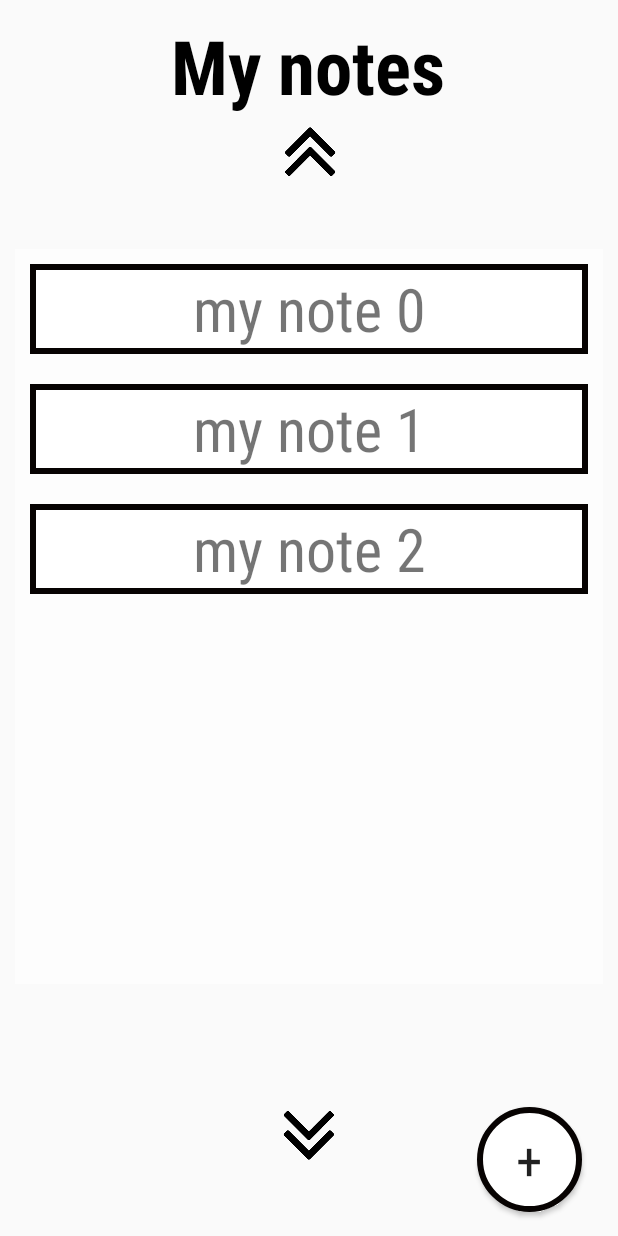
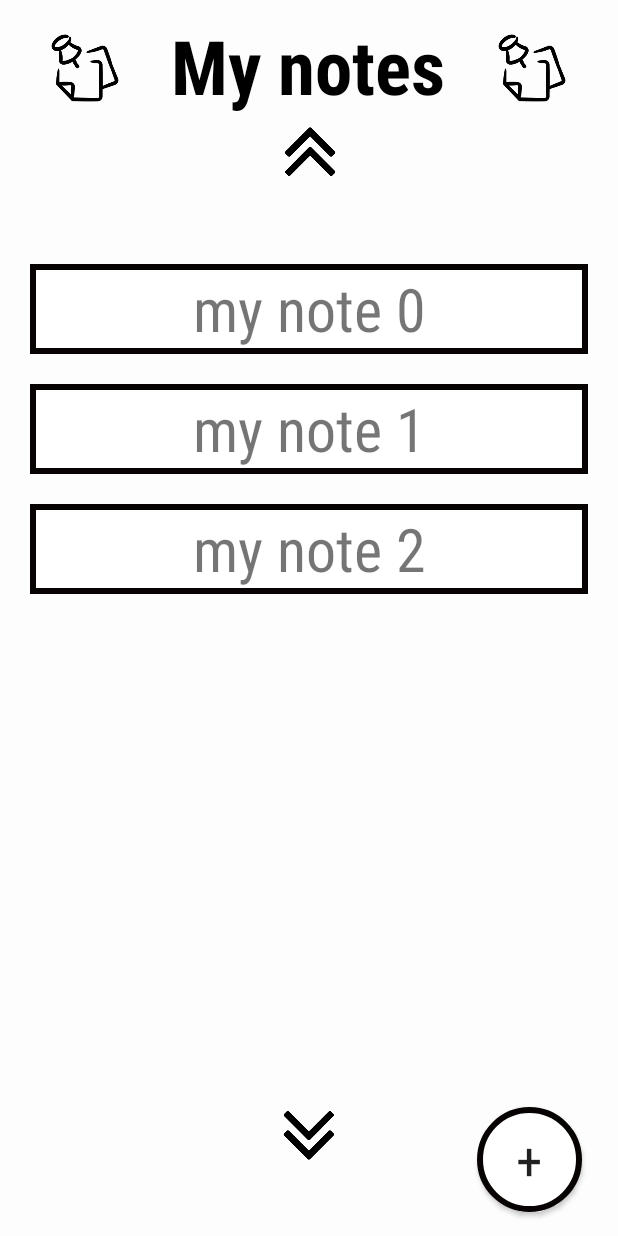
Before and after one commit to kamilagalka/EasyNotes, an Android app: the MyNotes screen opened directly, with no data from a screen before it, on a phone screen of 412 x 824 dp. Run offline under Robolectric (Android 15) with nearby library versions, the phone set to English and light mode, and no system bars.

Commit message:
unified background color

```diff
--- a/app/src/main/res/layout/activity_about_author.xml
+++ b/app/src/main/res/layout/activity_about_author.xml
@@ -4,7 +4,7 @@
     xmlns:tools="http://schemas.android.com/tools"
     android:layout_width="match_parent"
     android:layout_height="match_parent"
-    android:background="@android:color/white"
+    android:background="@color/background"
     tools:context=".AboutAuthor">
 
     <ImageButton
--- a/app/src/main/res/layout/activity_main.xml
+++ b/app/src/main/res/layout/activity_main.xml
@@ -4,7 +4,7 @@
     xmlns:tools="http://schemas.android.com/tools"
     android:layout_width="match_parent"
     android:layout_height="match_parent"
-    android:background="@android:color/white"
+    android:background="@color/background"
     tools:context=".MainActivity">
 
     <Button
--- a/app/src/main/res/layout/activity_my_notes.xml
+++ b/app/src/main/res/layout/activity_my_notes.xml
@@ -4,7 +4,31 @@
     xmlns:tools="http://schemas.android.com/tools"
     android:layout_width="match_parent"
     android:layout_height="match_parent"
+    android:background="@color/background"
     tools:context=".MyNotes">
+
+    <ImageView
+        android:id="@+id/logo1"
+        android:layout_width="108dp"
+        android:layout_height="45dp"
+        app:layout_constraintBottom_toBottomOf="@+id/my_notes_heading"
+        app:layout_constraintEnd_toStartOf="@+id/my_notes_heading"
+        app:layout_constraintHorizontal_bias="0.466"
+        app:layout_constraintStart_toStartOf="parent"
+        app:layout_constraintTop_toTopOf="parent"
+        app:layout_constraintVertical_bias="0.714"
+        app:srcCompat="@drawable/sticky_notes" />
+
+    <ImageView
+        android:id="@+id/logo2"
+        android:layout_width="108dp"
+        android:layout_height="45dp"
+        app:layout_constraintBottom_toBottomOf="@+id/my_notes_heading"
+        app:layout_constraintEnd_toEndOf="parent"
+        app:layout_constraintStart_toEndOf="@+id/my_notes_heading"
+        app:layout_constraintTop_toTopOf="parent"
+        app:layout_constraintVertical_bias="0.714"
+        app:srcCompat="@drawable/sticky_notes" />
 
     <TextView
         android:id="@+id/my_notes_heading"
--- a/app/src/main/res/layout/activity_splash_screen.xml
+++ b/app/src/main/res/layout/activity_splash_screen.xml
@@ -4,6 +4,7 @@
     xmlns:tools="http://schemas.android.com/tools"
     android:layout_width="match_parent"
     android:layout_height="match_parent"
+    android:background="@color/background"
     tools:context=".SplashScreen">
 
     <TextView
--- a/app/src/main/res/layout/noteslist_item.xml
+++ b/app/src/main/res/layout/noteslist_item.xml
@@ -3,6 +3,7 @@
     xmlns:android="http://schemas.android.com/apk/res/android" android:layout_width="match_parent"
     android:layout_height="wrap_content"
     android:orientation="vertical"
+    android:background="@color/background"
     android:padding="10dp">
 
     <TextView
```
